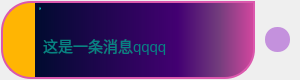
Before: the Qt Designer form ui/widgets/coco_toast/toast.ui in 54Coconi/CocoPyRPA-QT_V2, drawn with Qt 5.
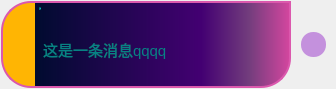
After: the same form once the commit is applied. Icons and pictures are not drawn.

The edit to the form file:
```diff
--- a/ui/widgets/coco_toast/toast.ui
+++ b/ui/widgets/coco_toast/toast.ui
@@ -6,8 +6,8 @@
    <rect>
     <x>0</x>
     <y>0</y>
-    <width>300</width>
-    <height>80</height>
+    <width>336</width>
+    <height>89</height>
    </rect>
   </property>
   <property name="cursor">
@@ -88,7 +88,7 @@
 }
 </string>
   </property>
-  <layout class="QHBoxLayout" name="horizontalLayout">
+  <layout class="QHBoxLayout" name="horizontalLayout" stretch="10,10,10">
    <property name="spacing">
     <number>0</number>
    </property>
@@ -143,7 +143,6 @@
         <font>
          <family>黑体</family>
          <pointsize>-1</pointsize>
-         <weight>75</weight>
          <italic>false</italic>
          <bold>true</bold>
         </font>
```
